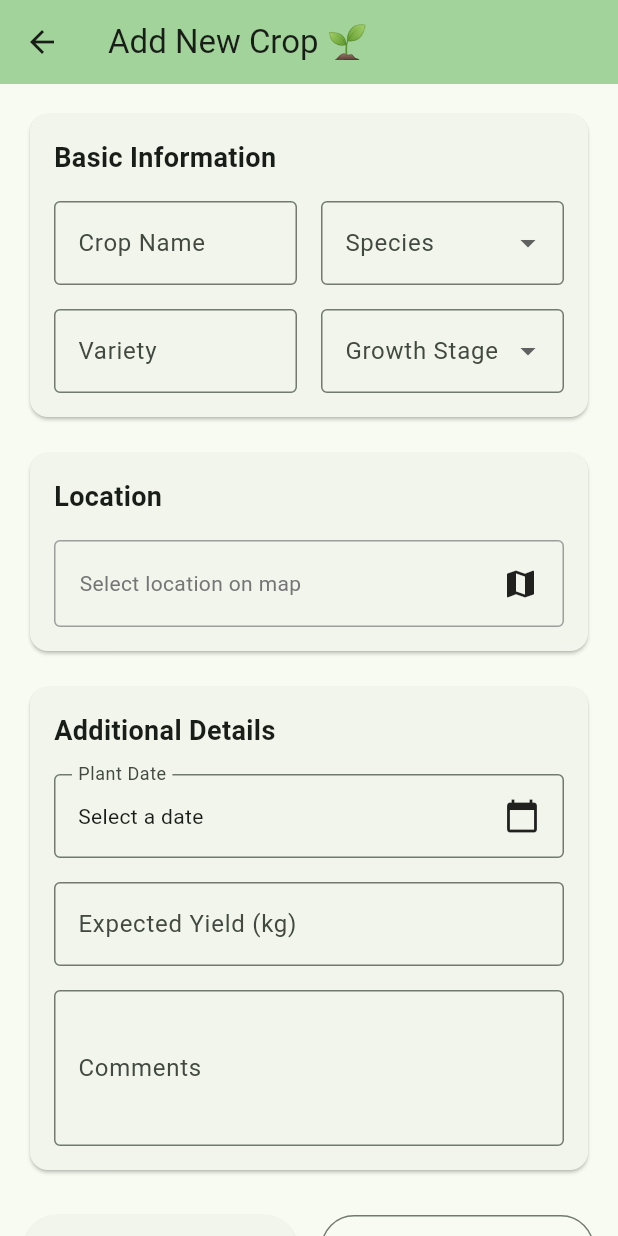
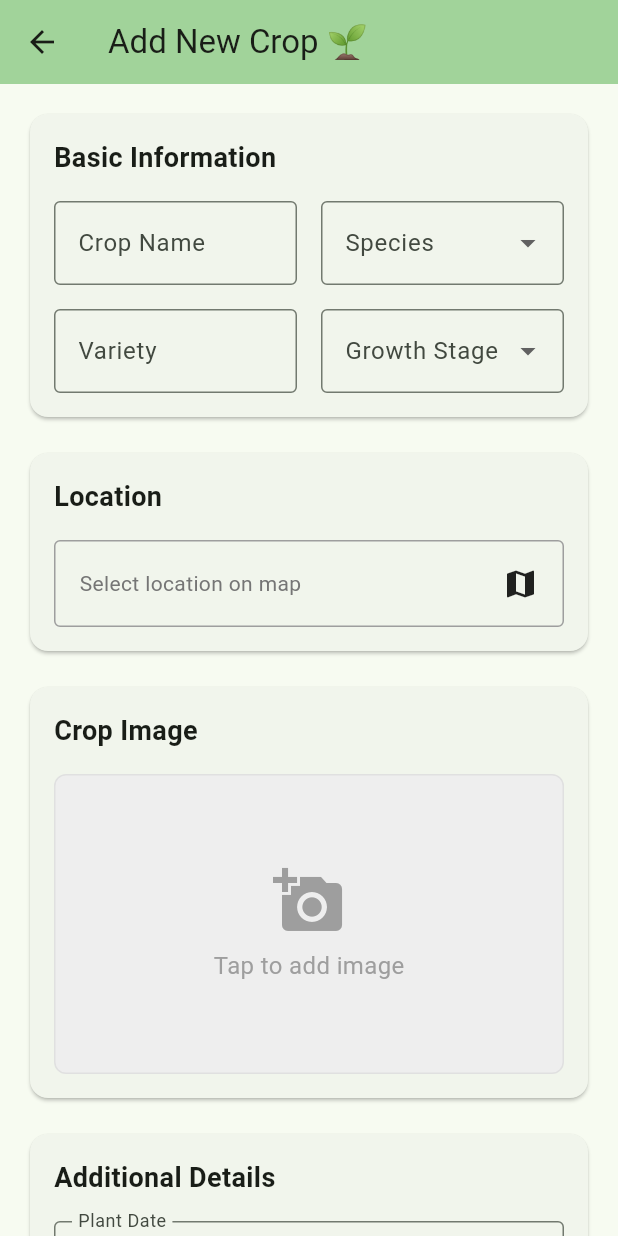
Before and after one commit to stanlee321/crop_app, a Flutter app: the AddCropScreen screen opened directly, on a phone screen of 412 x 824 dp. Run offline on Flutter 3.47's test engine with Material 3 defaults, Android fonts, the phone set to English and light mode, and no system bars; our stand-ins replace flutter_map, geolocator, image_picker, latlong2, qr_flutter; missing offline and left inert: qr_code_dart_scan.

Commit message:
updated Camera and image picker

```diff
--- /dev/null
+++ b/lib/components/shared/image_picker_section.dart
@@ -0,0 +1,138 @@
+import 'package:flutter/material.dart';
+import 'package:image_picker/image_picker.dart';
+import 'dart:io';
+
+class ImagePickerSection extends StatefulWidget {
+  final Function(File) onImageSelected;
+  final String title;
+  final String? initialImage;
+
+  const ImagePickerSection({
+    super.key,
+    required this.onImageSelected,
+    this.title = 'Image',
+    this.initialImage,
+  });
+
+  @override
+  State<ImagePickerSection> createState() => _ImagePickerSectionState();
+}
+
+class _ImagePickerSectionState extends State<ImagePickerSection> {
+  File? _imageFile;
+  final ImagePicker _picker = ImagePicker();
+
+  void _showImageSourceDialog() {
+    showDialog(
+      context: context,
+      builder: (BuildContext context) {
+        return AlertDialog(
+          title: const Text('Select Image Source'),
+          content: Column(
+            mainAxisSize: MainAxisSize.min,
+            children: [
+              ListTile(
+                leading: const Icon(Icons.camera_alt),
+                title: const Text('Take Photo'),
+                onTap: () {
+                  Navigator.pop(context);
+                  _getImage(ImageSource.camera);
+                },
+              ),
+              ListTile(
+                leading: const Icon(Icons.photo_library),
+                title: const Text('Choose from Gallery'),
+                onTap: () {
+                  Navigator.pop(context);
+                  _getImage(ImageSource.gallery);
+                },
+              ),
+            ],
+          ),
+        );
+      },
+    );
+  }
+
+  Future<void> _getImage(ImageSource source) async {
+    try {
+      final XFile? pickedFile = await _picker.pickImage(
+        source: source,
+        maxWidth: 1800,
+        maxHeight: 1800,
+        imageQuality: 85,
+      );
+
+      if (pickedFile != null) {
+        setState(() {
+          _imageFile = File(pickedFile.path);
+        });
+        widget.onImageSelected(_imageFile!);
+      }
+    } catch (e) {
+      debugPrint('Error picking image: $e');
+    }
+  }
+
+  @override
+  Widget build(BuildContext context) {
+    return Card(
+      child: Padding(
+        padding: const EdgeInsets.all(16.0),
+        child: Column(
+          crossAxisAlignment: CrossAxisAlignment.start,
+          children: [
+            Text(
+              widget.title,
+              style: const TextStyle(
+                fontSize: 18,
+                fontWeight: FontWeight.bold,
+              ),
+            ),
+            const SizedBox(height: 16),
+            Center(
+              child: GestureDetector(
+                onTap: _showImageSourceDialog,
+                child: Container(
+                  width: double.infinity,
+                  height: 200,
+                  decoration: BoxDecoration(
+                    color: Colors.grey[200],
+                    borderRadius: BorderRadius.circular(8),
+                    border: Border.all(color: Colors.grey[300]!),
+                  ),
+                  child: _imageFile != null
+                      ? ClipRRect(
+                          borderRadius: BorderRadius.circular(8),
+                          child: Image.file(
+                            _imageFile!,
+                            fit: BoxFit.cover,
+                          ),
+                        )
+                      : Column(
+                          mainAxisAlignment: MainAxisAlignment.center,
+                          children: const [
+                            Icon(
+                              Icons.add_a_photo,
+                              size: 48,
+                              color: Colors.grey,
+                            ),
+                            SizedBox(height: 8),
+                            Text(
+                              'Tap to add image',
+                              style: TextStyle(
+                                color: Colors.grey,
+                                fontSize: 16,
+                              ),
+                            ),
+                          ],
+                        ),
+                ),
+              ),
+            ),
+          ],
+        ),
+      ),
+    );
+  }
+}
--- a/lib/screens/add_crop_screen.dart
+++ b/lib/screens/add_crop_screen.dart
@@ -1,6 +1,8 @@
 import 'package:flutter/material.dart';
 import 'package:latlong2/latlong.dart';
 import '../components/shared/location_picker.dart';
+import 'dart:io';
+import '../components/shared/image_picker_section.dart';
 
 class AddCropScreen extends StatefulWidget {
   const AddCropScreen({super.key});
@@ -21,6 +23,7 @@ class _AddCropScreenState extends State<AddCropScreen> {
   String? _selectedGrowthStage;
   DateTime? _plantDate;
   LatLng? _selectedLocation;
+  File? _cropImage;
 
   final List<String> _species = ['Tomato', 'Potato', 'Lettuce', 'Spinach'];
   final List<String> _growthStages = ['Seedling', 'Vegetative', 'Flowering', 'Harvest'];
@@ -200,6 +203,15 @@ class _AddCropScreenState extends State<AddCropScreen> {
                 ),
               ),
               const SizedBox(height: 16),
+              ImagePickerSection(
+                title: 'Crop Image',
+                onImageSelected: (File image) {
+                  setState(() {
+                    _cropImage = image;
+                  });
+                },
+              ),
+              const SizedBox(height: 16),
               // Additional Details Card
               Card(
                 child: Padding(
--- a/pubspec.yaml
+++ b/pubspec.yaml
@@ -39,6 +39,8 @@ dependencies:
   flutter_map: ^6.1.0
   latlong2: ^0.9.0
   geolocator: ^10.1.0
+  image_picker: ^1.0.7
+
 dev_dependencies:
   flutter_test:
     sdk: flutter
```
Also changed, not shown: pubspec.lock, 7 other files.
